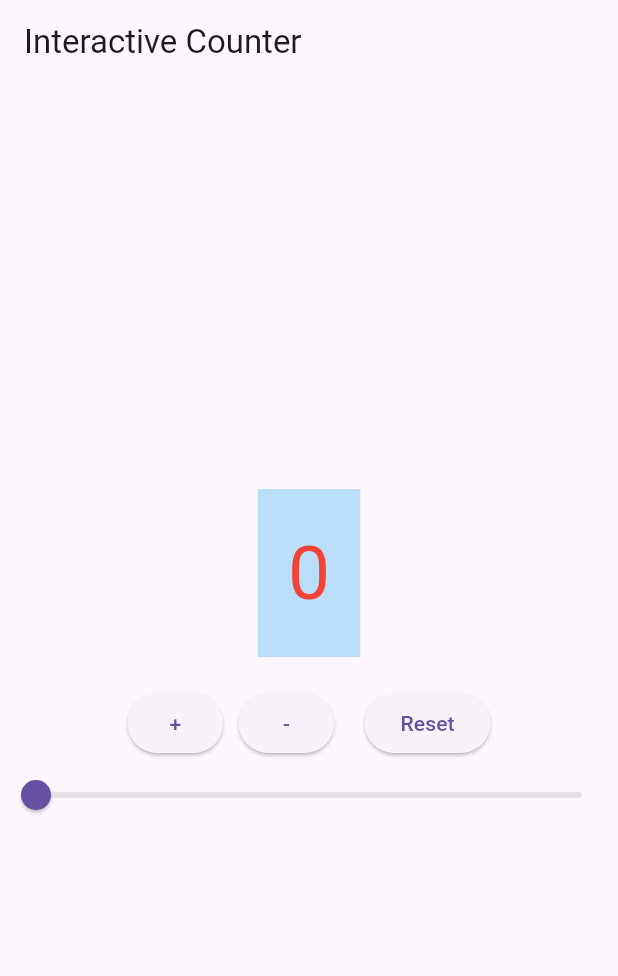
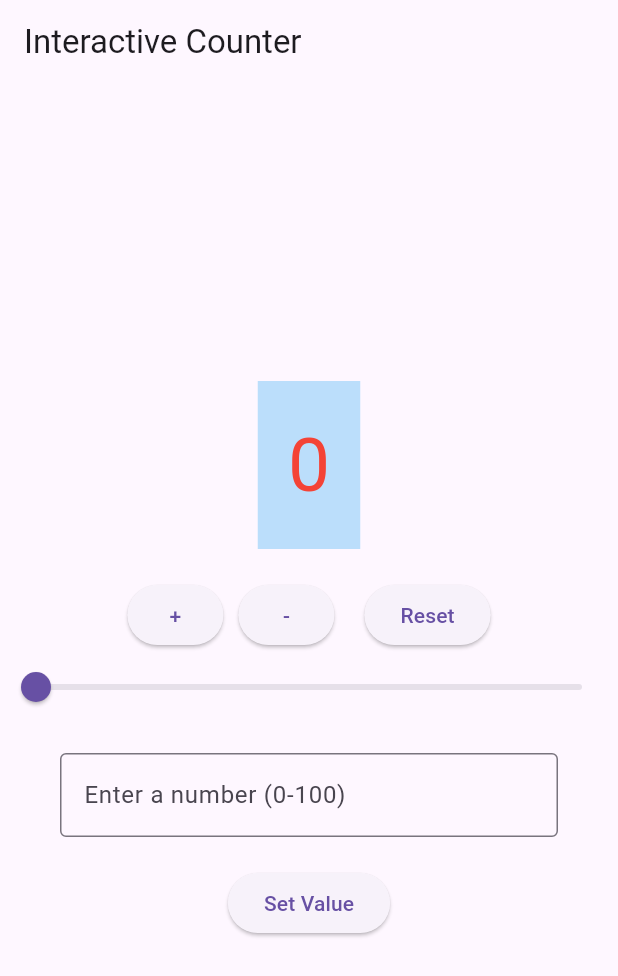
Before and after one commit to simmikumari12/stateful_lab, a Flutter app: the screen it shows after launch, on a phone screen of 412 x 824 dp. Shown: the top 976 px of the screen. Run offline on Flutter 3.47's test engine with Material 3 defaults, Android fonts, the phone set to English and light mode, and no system bars.

Commit message:
did level 3 of part3

```diff
--- a/lib/main.dart
+++ b/lib/main.dart
@@ -21,6 +21,7 @@ class CounterWidget extends StatefulWidget {
 }
 
 class _CounterWidgetState extends State<CounterWidget> {
+  final TextEditingController _controller = TextEditingController();
   int _counter = 0;
 
 Color getCounterColor() {
@@ -38,7 +39,7 @@ Color getCounterColor() {
         children: [
           Center(
             child: Container(
-              color: Colors.blue.shade100,
+              color: Colors.blue.shade100, // I would like to have it different color
               padding: EdgeInsets.all(20),
               child: Text(
                 '$_counter',
@@ -92,6 +93,38 @@ Color getCounterColor() {
               });
             },
           ),
+          Padding(
+            padding: const EdgeInsets.symmetric(horizontal: 40.0, vertical: 20.0),
+            child: TextField(
+              controller: _controller,
+              keyboardType: TextInputType.number,
+              decoration: const InputDecoration(
+                labelText: "Enter a number (0-100)",
+                border: OutlineInputBorder(),
+              ),
+            ),
+          ),
+          ElevatedButton(
+            onPressed: () {
+              int? val = int.tryParse(_controller.text);
+
+              if (val != null) {
+                if (val > 100) {
+                  // 2. Show SnackBar if limit is reached
+                  ScaffoldMessenger.of(context).showSnackBar(
+                    const SnackBar(content: Text("Limit Reached!")),
+                  );
+                } else if (val >= 0) {
+                  // 3. Update counter if valid
+                  setState(() {
+                    _counter = val;
+                  });
+                }
+              }
+              _controller.clear(); // Clear field after setting
+            },
+            child: const Text("Set Value"),
+          ),
         ],
       ),
     );
```
